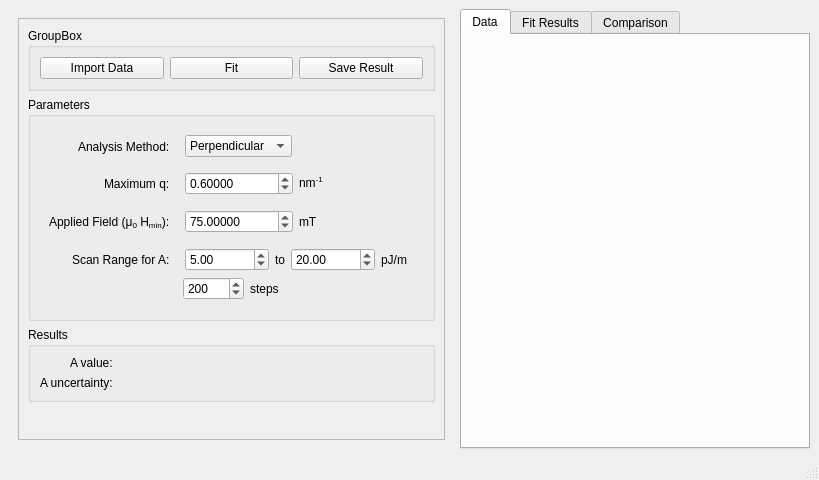
First picture: the form in src/sas/qtgui/Utilities/MuMag/UI/MuMagUI.ui, repository SasView/sasview, before the edit.
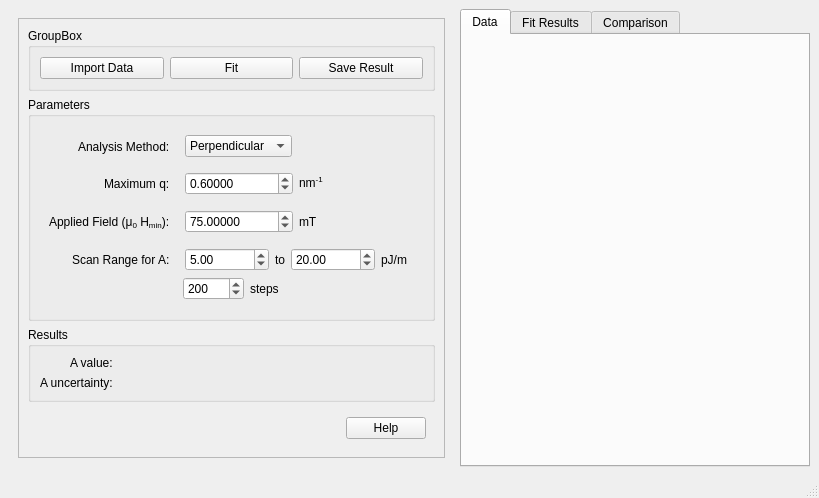
Second picture: the form after the edit.

Commit message: Help button

The edit to the form file:
```diff
--- a/src/sas/qtgui/Utilities/MuMag/UI/MuMagUI.ui
+++ b/src/sas/qtgui/Utilities/MuMag/UI/MuMagUI.ui
@@ -366,6 +366,32 @@
             </property>
            </spacer>
           </item>
+          <item>
+           <widget class="QWidget" name="widget_7" native="true">
+            <layout class="QHBoxLayout" name="horizontalLayout_7">
+             <item>
+              <spacer name="horizontalSpacer">
+               <property name="orientation">
+                <enum>Qt::Horizontal</enum>
+               </property>
+               <property name="sizeHint" stdset="0">
+                <size>
+                 <width>40</width>
+                 <height>20</height>
+                </size>
+               </property>
+              </spacer>
+             </item>
+             <item>
+              <widget class="QPushButton" name="helpButton">
+               <property name="text">
+                <string>Help</string>
+               </property>
+              </widget>
+             </item>
+            </layout>
+           </widget>
+          </item>
          </layout>
         </widget>
        </item>
```
The commit also changes 1 other file.
